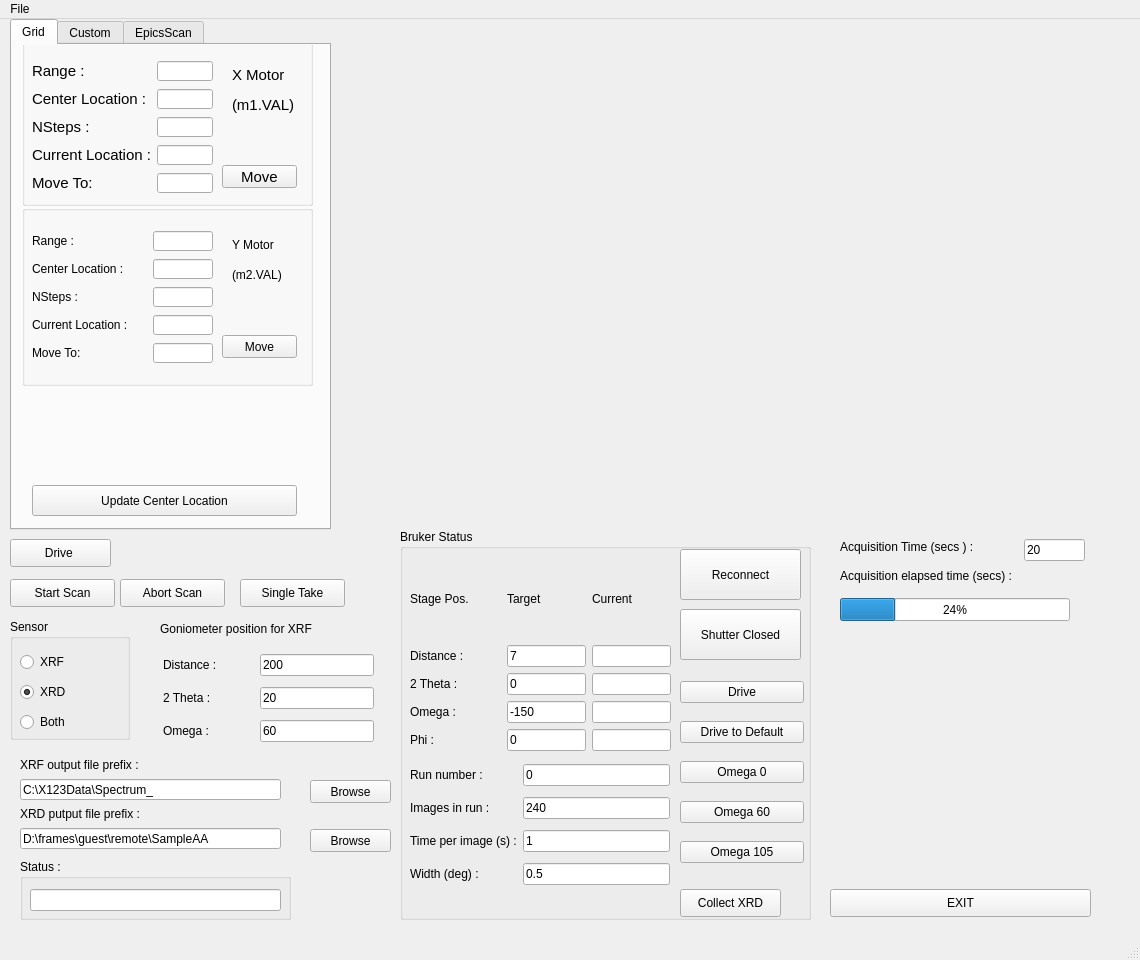
This is gridscan_mainwin.ui in hgarbeil/pyAmptek as Qt 5 draws it before an edit. The edited form follows.
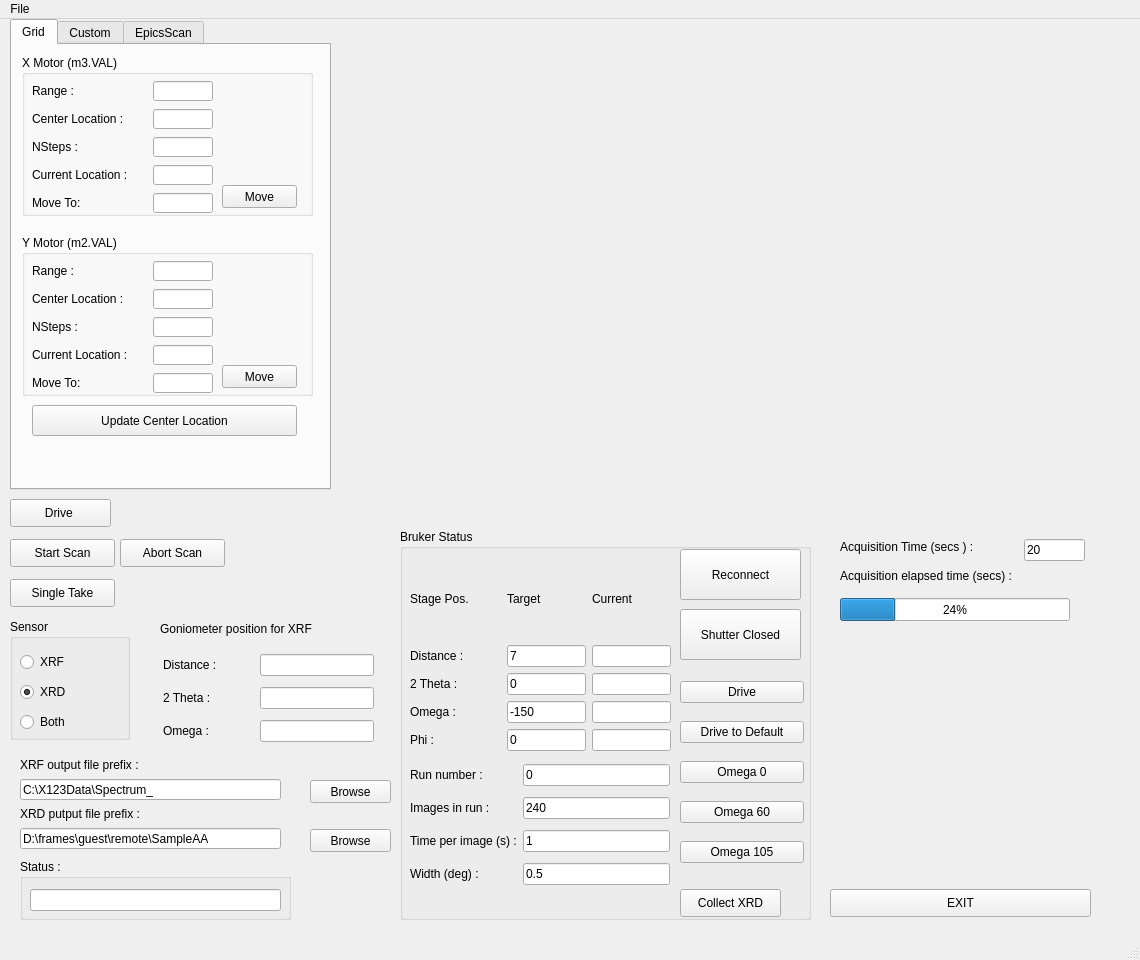
This is the edited form. The open tabs and pages were chosen to show the change. Custom widgets are drawn as their Qt base class.

Commit message: Changed interface value

```diff
--- a/gridscan_mainwin.ui
+++ b/gridscan_mainwin.ui
@@ -18,7 +18,7 @@
     <property name="geometry">
      <rect>
       <x>10</x>
-      <y>560</y>
+      <y>520</y>
       <width>105</width>
       <height>28</height>
      </rect>
@@ -147,7 +147,7 @@
    <widget class="QPushButton" name="singleAcqButton">
     <property name="geometry">
      <rect>
-      <x>240</x>
+      <x>10</x>
       <y>560</y>
       <width>105</width>
       <height>28</height>
@@ -167,7 +167,7 @@
     <property name="geometry">
      <rect>
       <x>120</x>
-      <y>560</y>
+      <y>520</y>
       <width>105</width>
       <height>28</height>
      </rect>
@@ -186,7 +186,7 @@
     <property name="geometry">
      <rect>
       <x>10</x>
-      <y>520</y>
+      <y>480</y>
       <width>101</width>
       <height>28</height>
      </rect>
@@ -239,7 +239,7 @@
       <x>10</x>
       <y>0</y>
       <width>321</width>
-      <height>511</height>
+      <height>471</height>
      </rect>
     </property>
     <property name="currentIndex">
@@ -253,21 +253,13 @@
       <property name="geometry">
        <rect>
         <x>10</x>
-        <y>-10</y>
+        <y>10</y>
         <width>291</width>
-        <height>171</height>
+        <height>161</height>
        </rect>
       </property>
-      <property name="font">
-       <font>
-        <pointsize>11</pointsize>
-       </font>
-      </property>
       <property name="title">
-       <string/>
-      </property>
-      <property name="flat">
-       <bool>false</bool>
+       <string>X Motor (m3.VAL)</string>
       </property>
       <widget class="QPushButton" name="x_MoveButton">
        <property name="geometry">
@@ -409,44 +401,18 @@
         </item>
        </layout>
       </widget>
-      <widget class="QLabel" name="label_33">
-       <property name="geometry">
-        <rect>
-         <x>210</x>
-         <y>60</y>
-         <width>62</width>
-         <height>20</height>
-        </rect>
-       </property>
-       <property name="text">
-        <string>(m1.VAL)</string>
-       </property>
-      </widget>
-      <widget class="QLabel" name="label_34">
-       <property name="geometry">
-        <rect>
-         <x>210</x>
-         <y>30</y>
-         <width>62</width>
-         <height>20</height>
-        </rect>
-       </property>
-       <property name="text">
-        <string>X Motor</string>
-       </property>
-      </widget>
      </widget>
      <widget class="QGroupBox" name="groupBox_2">
       <property name="geometry">
        <rect>
         <x>10</x>
-        <y>160</y>
+        <y>190</y>
         <width>291</width>
-        <height>181</height>
+        <height>161</height>
        </rect>
       </property>
       <property name="title">
-       <string/>
+       <string>Y Motor (m2.VAL)</string>
       </property>
       <widget class="QPushButton" name="y_MoveButton">
        <property name="geometry">
@@ -588,44 +554,12 @@
         </item>
        </layout>
       </widget>
-      <widget class="QLabel" name="label_35">
-       <property name="geometry">
-        <rect>
-         <x>210</x>
-         <y>30</y>
-         <width>62</width>
-         <height>20</height>
-        </rect>
-       </property>
-       <property name="text">
-        <string>Y Motor</string>
-       </property>
-      </widget>
-      <widget class="QLabel" name="label_36">
-       <property name="geometry">
-        <rect>
-         <x>210</x>
-         <y>60</y>
-         <width>62</width>
-         <height>20</height>
-        </rect>
-       </property>
-       <property name="frameShape">
-        <enum>QFrame::NoFrame</enum>
-       </property>
-       <property name="lineWidth">
-        <number>1</number>
-       </property>
-       <property name="text">
-        <string>(m2.VAL)</string>
-       </property>
-      </widget>
      </widget>
      <widget class="QPushButton" name="updateCenterButton">
       <property name="geometry">
        <rect>
         <x>20</x>
-        <y>440</y>
+        <y>360</y>
         <width>265</width>
         <height>31</height>
        </rect>
@@ -1349,11 +1283,7 @@
       </widget>
      </item>
      <item row="0" column="1">
-      <widget class="QLineEdit" name="distStashLE">
-       <property name="text">
-        <string>200</string>
-       </property>
-      </widget>
+      <widget class="QLineEdit" name="distStashLE"/>
      </item>
      <item row="1" column="0">
       <widget class="QLabel" name="label_28">
@@ -1363,11 +1293,7 @@
       </widget>
      </item>
      <item row="1" column="1">
-      <widget class="QLineEdit" name="twothetaStashLE">
-       <property name="text">
-        <string>20</string>
-       </property>
-      </widget>
+      <widget class="QLineEdit" name="twothetaStashLE"/>
      </item>
      <item row="2" column="0">
       <widget class="QLabel" name="label_30">
@@ -1377,11 +1303,7 @@
       </widget>
      </item>
      <item row="2" column="1">
-      <widget class="QLineEdit" name="omegaStashLE">
-       <property name="text">
-        <string>60</string>
-       </property>
-      </widget>
+      <widget class="QLineEdit" name="omegaStashLE"/>
      </item>
     </layout>
    </widget>
```
Left out of the diff: 29 changed lines with no effect on the pictures.
